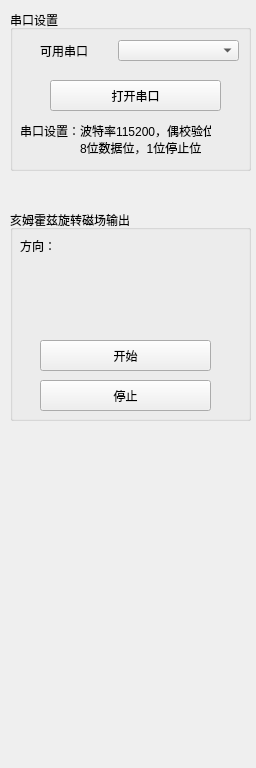
Qt form Debug_Helmholtz.ui (MagicalAstronomy/MagentOperation) before a commit.
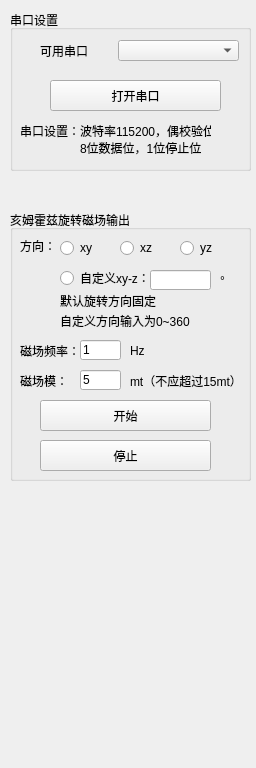
The same form after that commit.

Commit message: 加入亥姆霍兹线圈相关控制程序，成功实现朝各个方向滚动；加入导出数据功能，将当前位置和目标位置导出为txt； 加入控制算法部分，目前成功实现了根据坐标值计算角度

What changed in the file:
```diff
--- a/Debug_Helmholtz.ui
+++ b/Debug_Helmholtz.ui
@@ -94,7 +94,7 @@
      <x>10</x>
      <y>210</y>
      <width>241</width>
-     <height>211</height>
+     <height>271</height>
     </rect>
    </property>
    <property name="title">
@@ -117,7 +117,7 @@
     <property name="geometry">
      <rect>
       <x>30</x>
-      <y>130</y>
+      <y>190</y>
       <width>171</width>
       <height>31</height>
      </rect>
@@ -130,7 +130,7 @@
     <property name="geometry">
      <rect>
       <x>30</x>
-      <y>170</y>
+      <y>230</y>
       <width>171</width>
       <height>31</height>
      </rect>
@@ -139,6 +139,185 @@
      <string>停止</string>
     </property>
    </widget>
+   <widget class="QLabel" name="label_5">
+    <property name="geometry">
+     <rect>
+      <x>10</x>
+      <y>160</y>
+      <width>51</width>
+      <height>21</height>
+     </rect>
+    </property>
+    <property name="text">
+     <string>磁场模：</string>
+    </property>
+   </widget>
+   <widget class="QLineEdit" name="helmholtzStrength">
+    <property name="geometry">
+     <rect>
+      <x>70</x>
+      <y>160</y>
+      <width>41</width>
+      <height>20</height>
+     </rect>
+    </property>
+    <property name="text">
+     <string>5</string>
+    </property>
+   </widget>
+   <widget class="QLabel" name="label_6">
+    <property name="geometry">
+     <rect>
+      <x>120</x>
+      <y>160</y>
+      <width>111</width>
+      <height>21</height>
+     </rect>
+    </property>
+    <property name="text">
+     <string>mt（不应超过15mt）</string>
+    </property>
+   </widget>
+   <widget class="QLabel" name="label_7">
+    <property name="geometry">
+     <rect>
+      <x>10</x>
+      <y>130</y>
+      <width>71</width>
+      <height>21</height>
+     </rect>
+    </property>
+    <property name="text">
+     <string>磁场频率：</string>
+    </property>
+   </widget>
+   <widget class="QLineEdit" name="helmholtzFrequency">
+    <property name="geometry">
+     <rect>
+      <x>70</x>
+      <y>130</y>
+      <width>41</width>
+      <height>20</height>
+     </rect>
+    </property>
+    <property name="text">
+     <string>1</string>
+    </property>
+   </widget>
+   <widget class="QLabel" name="label_8">
+    <property name="geometry">
+     <rect>
+      <x>120</x>
+      <y>130</y>
+      <width>111</width>
+      <height>21</height>
+     </rect>
+    </property>
+    <property name="text">
+     <string>Hz</string>
+    </property>
+   </widget>
+   <widget class="QRadioButton" name="modeXY">
+    <property name="geometry">
+     <rect>
+      <x>50</x>
+      <y>30</y>
+      <width>41</width>
+      <height>16</height>
+     </rect>
+    </property>
+    <property name="text">
+     <string>xy</string>
+    </property>
+   </widget>
+   <widget class="QRadioButton" name="modeXZ">
+    <property name="geometry">
+     <rect>
+      <x>110</x>
+      <y>30</y>
+      <width>41</width>
+      <height>16</height>
+     </rect>
+    </property>
+    <property name="text">
+     <string>xz</string>
+    </property>
+   </widget>
+   <widget class="QRadioButton" name="modeYZ">
+    <property name="geometry">
+     <rect>
+      <x>170</x>
+      <y>30</y>
+      <width>41</width>
+      <height>16</height>
+     </rect>
+    </property>
+    <property name="text">
+     <string>yz</string>
+    </property>
+   </widget>
+   <widget class="QRadioButton" name="modeCustom">
+    <property name="geometry">
+     <rect>
+      <x>50</x>
+      <y>60</y>
+      <width>91</width>
+      <height>16</height>
+     </rect>
+    </property>
+    <property name="text">
+     <string>自定义xy-z：</string>
+    </property>
+   </widget>
+   <widget class="QLineEdit" name="customAngle">
+    <property name="geometry">
+     <rect>
+      <x>140</x>
+      <y>60</y>
+      <width>61</width>
+      <height>20</height>
+     </rect>
+    </property>
+   </widget>
+   <widget class="QLabel" name="label_9">
+    <property name="geometry">
+     <rect>
+      <x>210</x>
+      <y>60</y>
+      <width>21</width>
+      <height>21</height>
+     </rect>
+    </property>
+    <property name="text">
+     <string>°</string>
+    </property>
+   </widget>
+   <widget class="QLabel" name="label_10">
+    <property name="geometry">
+     <rect>
+      <x>50</x>
+      <y>80</y>
+      <width>151</width>
+      <height>21</height>
+     </rect>
+    </property>
+    <property name="text">
+     <string>默认旋转方向固定</string>
+    </property>
+   </widget>
+   <widget class="QLabel" name="label_11">
+    <property name="geometry">
+     <rect>
+      <x>50</x>
+      <y>100</y>
+      <width>151</width>
+      <height>21</height>
+     </rect>
+    </property>
+    <property name="text">
+     <string>自定义方向输入为0~360</string>
+    </property>
+   </widget>
   </widget>
  </widget>
  <layoutdefault spacing="6" margin="11"/>
```
The commit also changes 10 other files.
